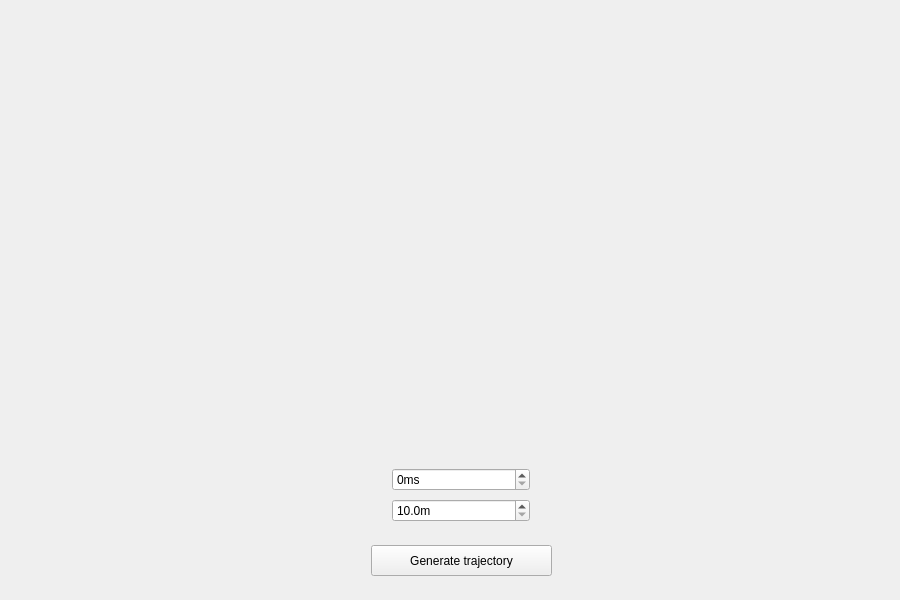
Qt form mainwindow.ui (micavanco/FlightTrajectory) before a commit.
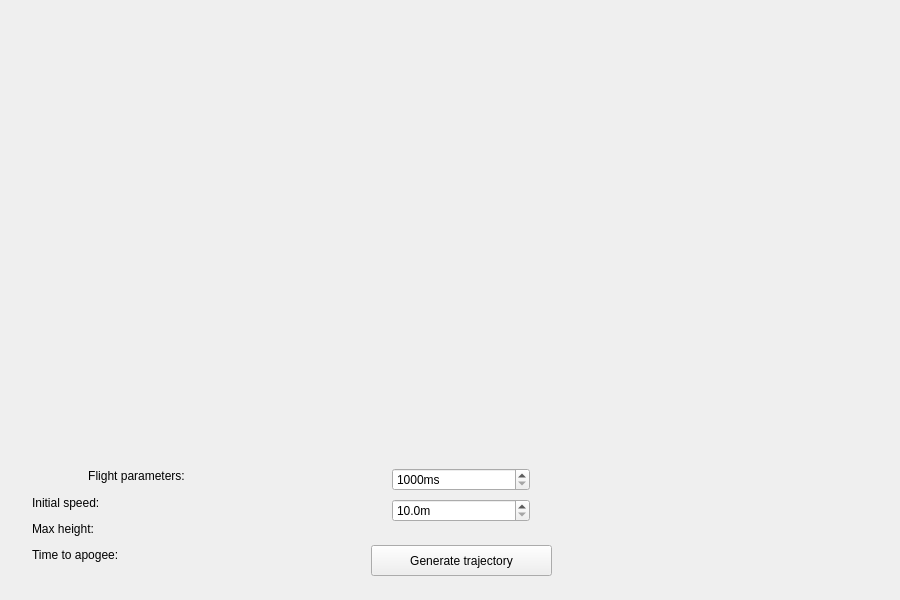
The same form after that commit.

Commit message: Implemented equations to calculate initial speed, maximum reach height of bullet and time to apogee

The edit to the form file:
```diff
--- a/mainwindow.ui
+++ b/mainwindow.ui
@@ -57,6 +57,9 @@
           <property name="suffix">
            <string>ms</string>
           </property>
+          <property name="minimum">
+           <number>1000</number>
+          </property>
           <property name="maximum">
            <number>9999</number>
           </property>
@@ -83,6 +86,82 @@
         </item>
        </layout>
       </widget>
+      <widget class="QWidget" name="verticalLayoutWidget_2">
+       <property name="geometry">
+        <rect>
+         <x>10</x>
+         <y>10</y>
+         <width>231</width>
+         <height>121</height>
+        </rect>
+       </property>
+       <layout class="QVBoxLayout" name="verticalLayout_3">
+        <item>
+         <widget class="QLabel" name="parametersLabel">
+          <property name="text">
+           <string>Flight parameters:</string>
+          </property>
+          <property name="alignment">
+           <set>Qt::AlignCenter</set>
+          </property>
+         </widget>
+        </item>
+        <item>
+         <layout class="QHBoxLayout" name="horizontalLayout">
+          <item>
+           <widget class="QLabel" name="initialLabel">
+            <property name="text">
+             <string>Initial speed:</string>
+            </property>
+           </widget>
+          </item>
+          <item>
+           <widget class="QLabel" name="initialValue">
+            <property name="text">
+             <string/>
+            </property>
+           </widget>
+          </item>
+         </layout>
+        </item>
+        <item>
+         <layout class="QHBoxLayout" name="horizontalLayout_6">
+          <item>
+           <widget class="QLabel" name="heightLabel">
+            <property name="text">
+             <string>Max height:</string>
+            </property>
+           </widget>
+          </item>
+          <item>
+           <widget class="QLabel" name="heightValue">
+            <property name="text">
+             <string/>
+            </property>
+           </widget>
+          </item>
+         </layout>
+        </item>
+        <item>
+         <layout class="QHBoxLayout" name="horizontalLayout_7">
+          <item>
+           <widget class="QLabel" name="apogeeLabel">
+            <property name="text">
+             <string>Time to apogee:</string>
+            </property>
+           </widget>
+          </item>
+          <item>
+           <widget class="QLabel" name="apogeeValue">
+            <property name="text">
+             <string/>
+            </property>
+           </widget>
+          </item>
+         </layout>
+        </item>
+       </layout>
+      </widget>
      </widget>
     </item>
    </layout>
```
The commit also changes 4 other files.
